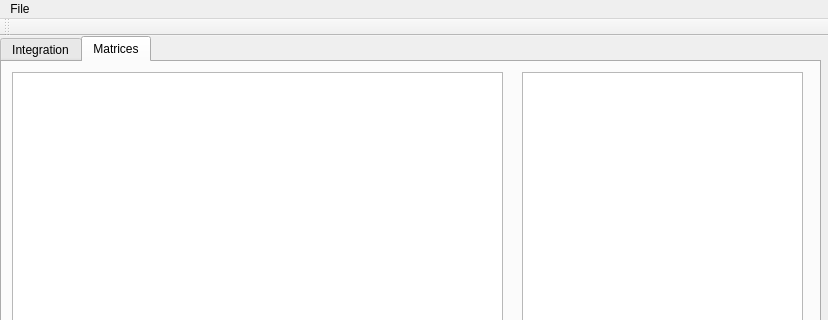
Old version of the form Forms/mainwindow.ui in the repository JohnSell620/NumInt; both pictures show x 0 to 828 and y 0 to 320 of the 828 by 519 pixel window.
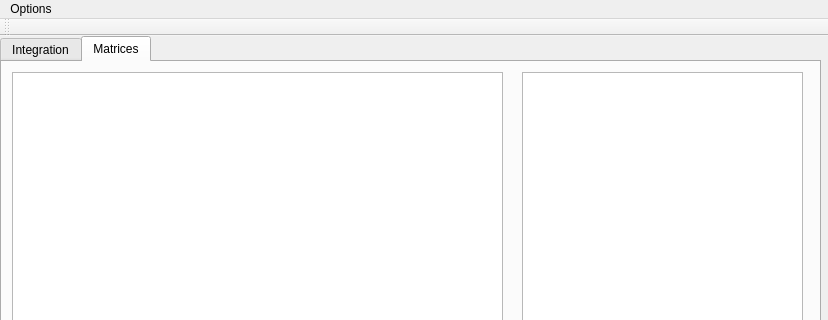
New version of the form. Icons and pictures are not drawn.

Patch:
```diff
--- a/Forms/mainwindow.ui
+++ b/Forms/mainwindow.ui
@@ -340,7 +340,7 @@
    </property>
    <widget class="QMenu" name="menuFile">
     <property name="title">
-     <string>File</string>
+     <string>Options</string>
     </property>
     <addaction name="actionNew_Window"/>
     <addaction name="separator"/>
```
Left out of the diff: 2 changed lines with no effect on the pictures.
